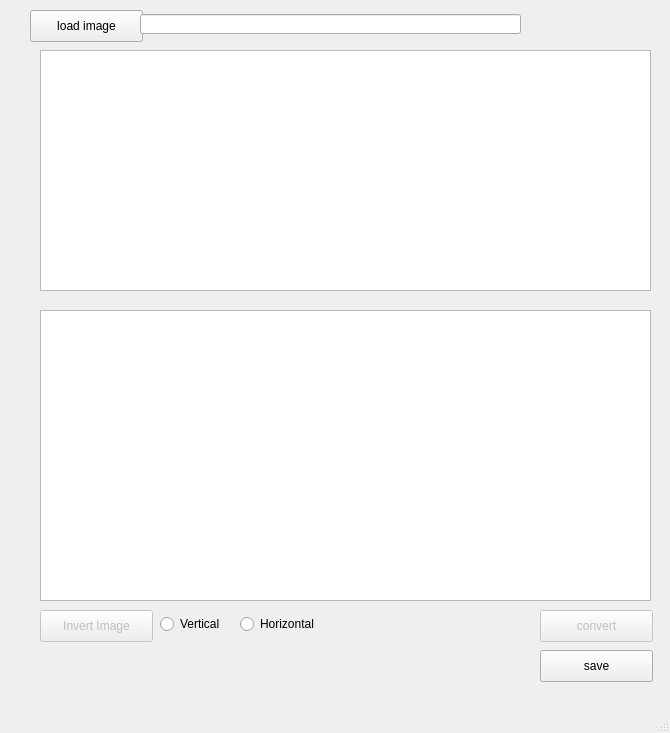
Before: the Qt Designer form main_gui.ui in faytor/open_lcd_assistant, drawn with Qt 5.
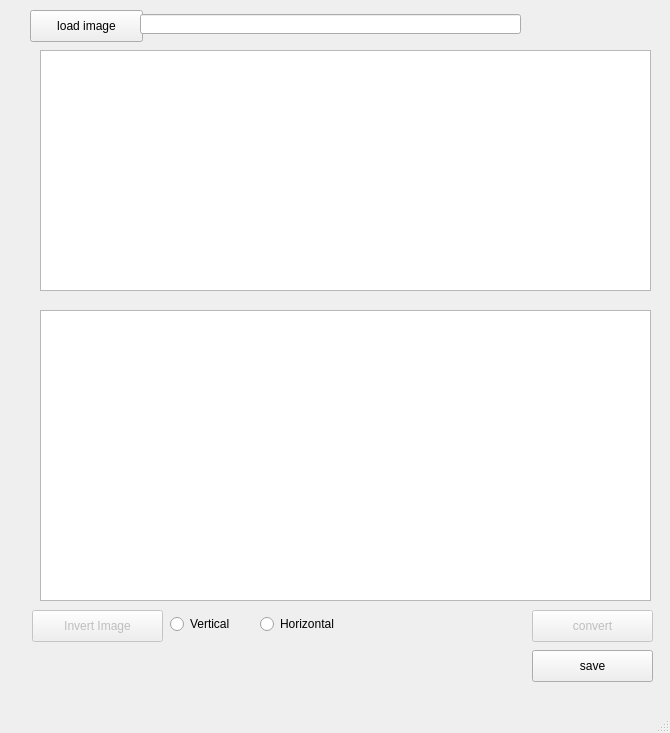
After: the same form once the commit is applied.

Commit message: Add icons to buttons

What changed in the file:
```diff
--- a/main_gui.ui
+++ b/main_gui.ui
@@ -56,9 +56,9 @@
    <widget class="QPushButton" name="save_button">
     <property name="geometry">
      <rect>
-      <x>540</x>
+      <x>532</x>
       <y>650</y>
-      <width>113</width>
+      <width>121</width>
       <height>32</height>
      </rect>
     </property>
@@ -72,9 +72,9 @@
     </property>
     <property name="geometry">
      <rect>
-      <x>540</x>
+      <x>532</x>
       <y>610</y>
-      <width>113</width>
+      <width>121</width>
       <height>32</height>
      </rect>
     </property>
@@ -98,7 +98,7 @@
    <widget class="QRadioButton" name="radio_vertical">
     <property name="geometry">
      <rect>
-      <x>160</x>
+      <x>170</x>
       <y>614</y>
       <width>100</width>
       <height>20</height>
@@ -111,7 +111,7 @@
    <widget class="QRadioButton" name="radio_horizontal">
     <property name="geometry">
      <rect>
-      <x>240</x>
+      <x>260</x>
       <y>614</y>
       <width>100</width>
       <height>20</height>
@@ -127,9 +127,9 @@
     </property>
     <property name="geometry">
      <rect>
-      <x>40</x>
+      <x>32</x>
       <y>610</y>
-      <width>113</width>
+      <width>131</width>
       <height>32</height>
      </rect>
     </property>
```
The commit also changes 1 other file.
